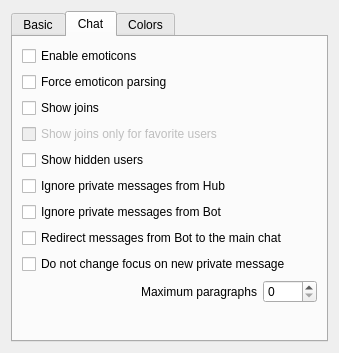
This is eiskaltdcpp/ui/UISettingsGUI.ui in eiskaltdcpp/eiskaltdcpp as Qt 5 draws it before an edit. The edited form follows.
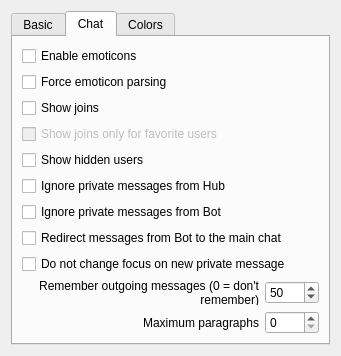
This is the edited form. The open tabs and pages were chosen to show the change.

```diff
--- a/eiskaltdcpp/ui/UISettingsGUI.ui
+++ b/eiskaltdcpp/ui/UISettingsGUI.ui
@@ -6,7 +6,7 @@
    <rect>
     <x>0</x>
     <y>0</y>
-    <width>339</width>
+    <width>341</width>
     <height>353</height>
    </rect>
   </property>
@@ -223,8 +223,8 @@
         </widget>
        </item>
        <item>
-        <layout class="QHBoxLayout" name="horizontalLayout">
-         <item>
+        <layout class="QGridLayout" name="gridLayout_2">
+         <item row="0" column="0">
           <widget class="QLabel" name="label">
            <property name="sizePolicy">
             <sizepolicy hsizetype="Expanding" vsizetype="Preferred">
@@ -233,6 +233,35 @@
             </sizepolicy>
            </property>
            <property name="text">
+            <string>Remember outgoing messages (0 = don't remember)</string>
+           </property>
+           <property name="alignment">
+            <set>Qt::AlignRight|Qt::AlignTrailing|Qt::AlignVCenter</set>
+           </property>
+           <property name="wordWrap">
+            <bool>true</bool>
+           </property>
+          </widget>
+         </item>
+         <item row="0" column="1">
+          <widget class="QSpinBox" name="spinBox_OUT_IN_HIST">
+           <property name="maximum">
+            <number>500</number>
+           </property>
+           <property name="value">
+            <number>50</number>
+           </property>
+          </widget>
+         </item>
+         <item row="1" column="0">
+          <widget class="QLabel" name="label_6">
+           <property name="sizePolicy">
+            <sizepolicy hsizetype="Expanding" vsizetype="Preferred">
+             <horstretch>0</horstretch>
+             <verstretch>0</verstretch>
+            </sizepolicy>
+           </property>
+           <property name="text">
             <string>Maximum paragraphs</string>
            </property>
            <property name="alignment">
@@ -243,7 +272,7 @@
            </property>
           </widget>
          </item>
-         <item>
+         <item row="1" column="1">
           <widget class="QSpinBox" name="spinBox_PARAGRAPHS">
            <property name="maximum">
             <number>1000</number>
```
